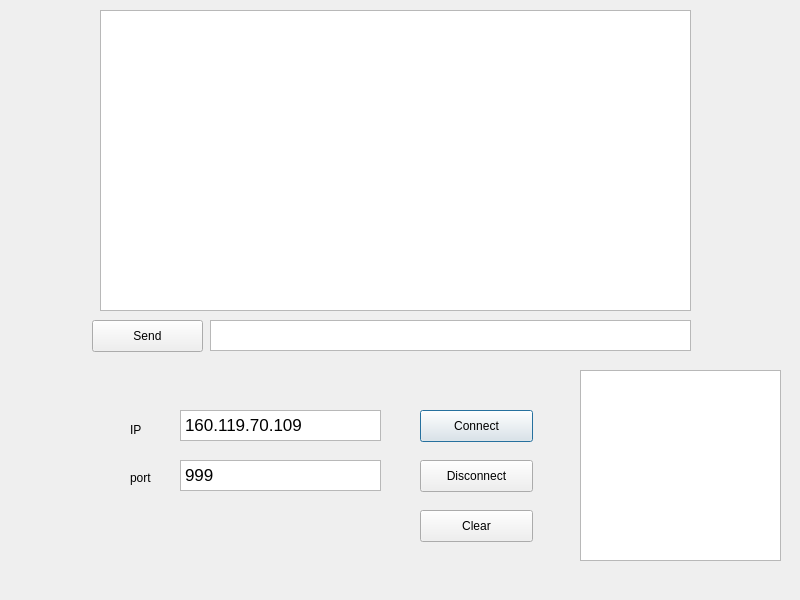
First picture: the form in chatclient/client/dialog.ui, repository Radicas/ChatRoomByCpp11, before the edit.
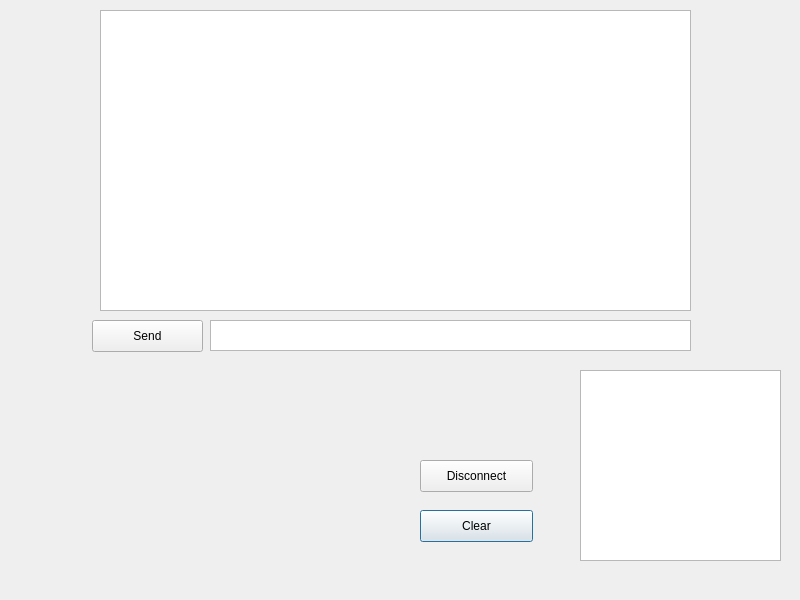
Second picture: the form after the edit.

Commit message: 聊天室主体

The edit to the form file:
```diff
--- a/chatclient/client/dialog.ui
+++ b/chatclient/client/dialog.ui
@@ -13,19 +13,6 @@
   <property name="windowTitle">
    <string>Dialog</string>
   </property>
-  <widget class="QPushButton" name="connect">
-   <property name="geometry">
-    <rect>
-     <x>420</x>
-     <y>410</y>
-     <width>113</width>
-     <height>32</height>
-    </rect>
-   </property>
-   <property name="text">
-    <string>Connect</string>
-   </property>
-  </widget>
   <widget class="QTextBrowser" name="textBrowser">
    <property name="geometry">
     <rect>
@@ -36,66 +23,6 @@
     </rect>
    </property>
   </widget>
-  <widget class="QTextEdit" name="ip">
-   <property name="geometry">
-    <rect>
-     <x>180</x>
-     <y>410</y>
-     <width>201</width>
-     <height>31</height>
-    </rect>
-   </property>
-   <property name="html">
-    <string>&lt;!DOCTYPE HTML PUBLIC &quot;-//W3C//DTD HTML 4.0//EN&quot; &quot;http://www.w3.org/TR/REC-html40/strict.dtd&quot;&gt;
-&lt;html&gt;&lt;head&gt;&lt;meta name=&quot;qrichtext&quot; content=&quot;1&quot; /&gt;&lt;style type=&quot;text/css&quot;&gt;
-p, li { white-space: pre-wrap; }
-&lt;/style&gt;&lt;/head&gt;&lt;body style=&quot; font-family:'.AppleSystemUIFont'; font-size:13pt; font-weight:400; font-style:normal;&quot;&gt;
-&lt;p style=&quot; margin-top:0px; margin-bottom:0px; margin-left:0px; margin-right:0px; -qt-block-indent:0; text-indent:0px;&quot;&gt;160.119.70.109&lt;/p&gt;&lt;/body&gt;&lt;/html&gt;</string>
-   </property>
-  </widget>
-  <widget class="QLabel" name="label_1">
-   <property name="geometry">
-    <rect>
-     <x>130</x>
-     <y>420</y>
-     <width>61</width>
-     <height>20</height>
-    </rect>
-   </property>
-   <property name="text">
-    <string>IP</string>
-   </property>
-  </widget>
-  <widget class="QLabel" name="label_2">
-   <property name="geometry">
-    <rect>
-     <x>130</x>
-     <y>470</y>
-     <width>60</width>
-     <height>16</height>
-    </rect>
-   </property>
-   <property name="text">
-    <string>port</string>
-   </property>
-  </widget>
-  <widget class="QTextEdit" name="port">
-   <property name="geometry">
-    <rect>
-     <x>180</x>
-     <y>460</y>
-     <width>201</width>
-     <height>31</height>
-    </rect>
-   </property>
-   <property name="html">
-    <string>&lt;!DOCTYPE HTML PUBLIC &quot;-//W3C//DTD HTML 4.0//EN&quot; &quot;http://www.w3.org/TR/REC-html40/strict.dtd&quot;&gt;
-&lt;html&gt;&lt;head&gt;&lt;meta name=&quot;qrichtext&quot; content=&quot;1&quot; /&gt;&lt;style type=&quot;text/css&quot;&gt;
-p, li { white-space: pre-wrap; }
-&lt;/style&gt;&lt;/head&gt;&lt;body style=&quot; font-family:'.AppleSystemUIFont'; font-size:13pt; font-weight:400; font-style:normal;&quot;&gt;
-&lt;p style=&quot; margin-top:0px; margin-bottom:0px; margin-left:0px; margin-right:0px; -qt-block-indent:0; text-indent:0px;&quot;&gt;999&lt;/p&gt;&lt;/body&gt;&lt;/html&gt;</string>
-   </property>
-  </widget>
   <widget class="QPushButton" name="clear_in">
    <property name="geometry">
     <rect>
```
The commit also changes 2 other files.
